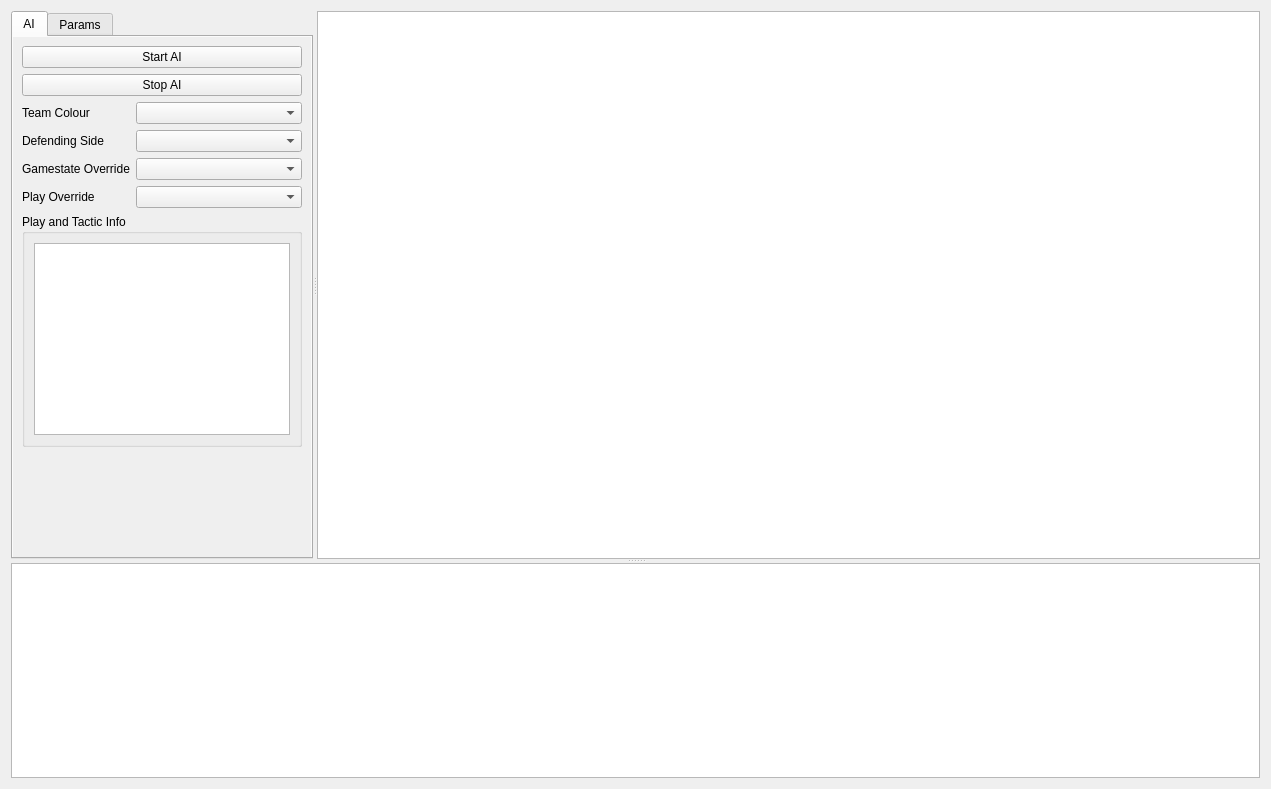
The window that src/software/gui/full_system/ui/main_widget.ui (UBC-Thunderbots/Software) describes before a commit, drawn with Qt 5.
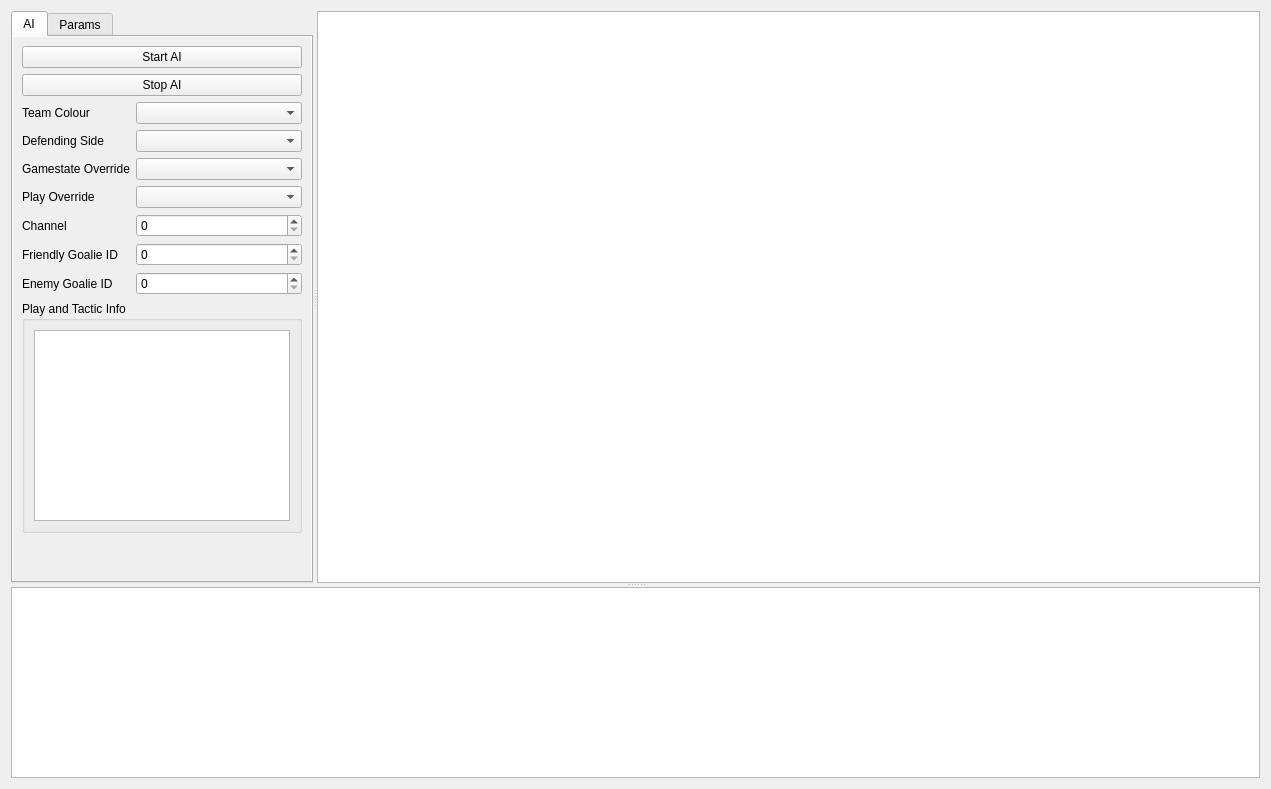
The same window after the commit. Custom widgets are drawn as their Qt base class.

Commit message: Added easier access to channel and goalie IDs in FullSystemGUI

```diff
--- a/src/software/gui/full_system/ui/main_widget.ui
+++ b/src/software/gui/full_system/ui/main_widget.ui
@@ -136,6 +136,36 @@
            <item row="0" column="1">
             <widget class="QComboBox" name="team_colour_combo_box"/>
            </item>
+           <item row="4" column="0">
+            <widget class="QLabel" name="label">
+             <property name="text">
+              <string>Channel</string>
+             </property>
+            </widget>
+           </item>
+           <item row="4" column="1">
+            <widget class="QSpinBox" name="channel_spin_box"/>
+           </item>
+           <item row="5" column="0">
+            <widget class="QLabel" name="label_2">
+             <property name="text">
+              <string>Friendly Goalie ID</string>
+             </property>
+            </widget>
+           </item>
+           <item row="5" column="1">
+            <widget class="QSpinBox" name="friendly_goalie_id_spin_box"/>
+           </item>
+           <item row="6" column="0">
+            <widget class="QLabel" name="label_3">
+             <property name="text">
+              <string>Enemy Goalie ID</string>
+             </property>
+            </widget>
+           </item>
+           <item row="6" column="1">
+            <widget class="QSpinBox" name="enemy_goalie_id_spin_box"/>
+           </item>
           </layout>
          </item>
          <item>
```
The commit also changes 2 other files.
